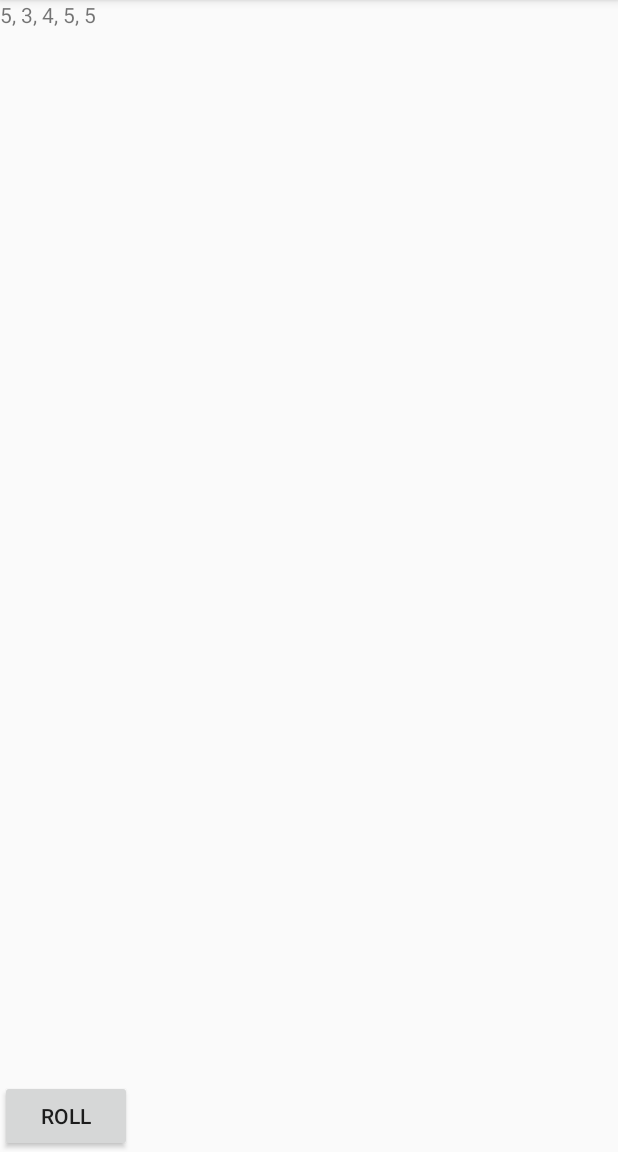
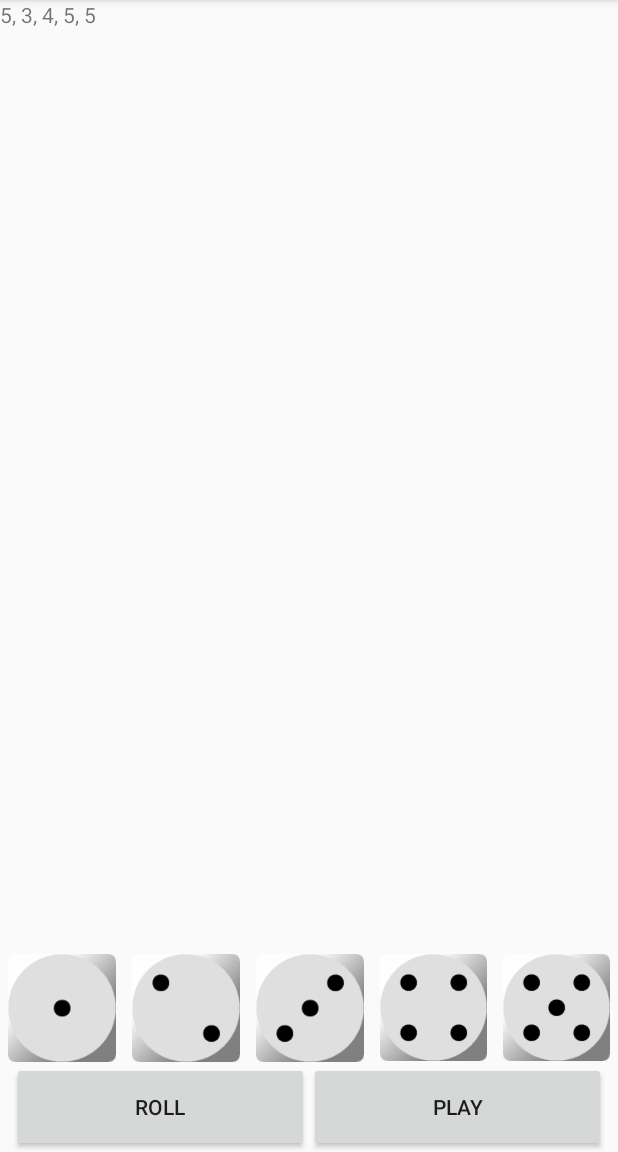
Before and after one commit to markdrago/dicepoints, an Android app: the screen it shows after launch (GameActivity), after a tap on "ROLL", on a phone screen of 412 x 824 dp, the part 84-1236 px from its top. Run offline under Robolectric (Android 15) with nearby library versions, the phone set to English and light mode, and no system bars.

Commit message:
convert to kotlin, add images of dice

```diff
--- a/app/src/main/java/com/markdrago/boatzee/GameActivity.java
+++ /dev/null
@@ -1,51 +0,0 @@
-package com.markdrago.boatzee;
-
-import android.support.annotation.NonNull;
-import android.support.v7.app.AppCompatActivity;
-import android.os.Bundle;
-import android.view.View;
-import android.widget.TextView;
-
-import java.util.ArrayList;
-import java.util.List;
-import java.util.Random;
-
-public class GameActivity extends AppCompatActivity {
-
-    private Random random;
-
-    @Override
-    protected void onCreate(Bundle savedInstanceState) {
-        random = new Random();
-
-        super.onCreate(savedInstanceState);
-        setContentView(R.layout.activity_game);
-    }
-
-    public void rollDice(View view) {
-        TextView textView = (TextView) findViewById(R.id.roll_results);
-        textView.setText(diceRollDescription());
-    }
-
-    @NonNull
-    private String diceRollDescription() {
-        StringBuffer buffer = new StringBuffer();
-        String sep = "";
-
-        List<Integer> dice = randomDiceRoll();
-        for (int i = 0; i < 5; i++) {
-            buffer.append(sep);
-            buffer.append(String.valueOf(dice.get(i)));
-            sep = ", ";
-        }
-        return buffer.toString();
-    }
-
-    private List<Integer> randomDiceRoll() {
-        List<Integer> dice = new ArrayList<>(5);
-        for (int i = 0; i < 5; i++) {
-            dice.add(random.nextInt(6) + 1);
-        }
-        return dice;
-    }
-}
--- /dev/null
+++ b/app/src/main/java/com/markdrago/boatzee/GameActivity.kt
@@ -0,0 +1,27 @@
+package com.markdrago.boatzee
+
+import android.os.Bundle
+import android.support.v7.app.AppCompatActivity
+import android.view.View
+import android.widget.TextView
+import com.markdrago.boatzee.domain.DiceState
+import java.util.Random
+
+class GameActivity : AppCompatActivity() {
+
+    private val random = Random()
+
+    override fun onCreate(savedInstanceState: Bundle?) {
+        super.onCreate(savedInstanceState)
+        setContentView(R.layout.activity_game)
+    }
+
+    fun rollDice(view: View) {
+        val textView = findViewById(R.id.roll_results) as TextView
+        textView.text = DiceState({random.nextInt(GameConstants.DICE_SIDES) + 1}).toString()
+    }
+}
+
+
+//TODO: credits
+//dice art by n4 on opengameart.org: http://opengameart.org/content/white-dices
--- /dev/null
+++ b/app/src/main/java/com/markdrago/boatzee/domain/DiceState.kt
@@ -0,0 +1,32 @@
+package com.markdrago.boatzee.domain
+
+import com.markdrago.boatzee.GameConstants
+
+class DiceState(val nextRoll: () -> Int, val diceList: IntArray, val frozenDice: BooleanArray) {
+    constructor(nextRoll: () -> Int, diceList: IntArray) :
+        this(nextRoll, diceList, BooleanArray(GameConstants.DICE_COUNT, {false}))
+
+    constructor(nextRoll: () -> Int):
+        this(nextRoll, IntArray(GameConstants.DICE_COUNT, {x -> nextRoll()}))
+
+    fun toggleFrozenDie(pos: Int): DiceState {
+        val newFrozenDice = frozenDice.mapIndexed { i, b -> if (i == pos) b else !b}
+        return DiceState(nextRoll, diceList, newFrozenDice.toBooleanArray())
+    }
+
+    fun partialRoll(): DiceState {
+        val newDice = diceList.mapIndexed { i, x ->
+            if(frozenDice[i])
+                diceList[i]
+            else
+                nextRoll()
+        }
+
+        //all frozen dice are no longer frozen after a roll
+        return DiceState(nextRoll, diceList)
+    }
+
+    override fun toString(): String {
+        return diceList.joinToString()
+    }
+}
--- a/app/src/main/res/layout/activity_game.xml
+++ b/app/src/main/res/layout/activity_game.xml
@@ -9,8 +9,7 @@
         android:id="@+id/score_card"
         android:layout_width="match_parent"
         android:layout_height="match_parent"
-        android:orientation="horizontal"
-        android:gravity="bottom">
+        android:orientation="horizontal">
 
         <TextView
             android:id="@+id/roll_results"
@@ -19,17 +18,89 @@
     </LinearLayout>
 
     <LinearLayout xmlns:android="http://schemas.android.com/apk/res/android"
-        android:id="@+id/roll_bar"
+        android:id="@+id/dice_and_buttons"
         android:layout_width="match_parent"
         android:layout_height="wrap_content"
-        android:orientation="horizontal"
+        android:orientation="vertical"
         android:layout_alignParentBottom="true">
 
+        <LinearLayout xmlns:android="http://schemas.android.com/apk/res/android"
+            android:id="@+id/dice_bar"
+            android:layout_width="match_parent"
+            android:layout_height="wrap_content"
+            android:orientation="horizontal">
+
+            <ImageView
+                android:layout_marginLeft="5dp"
+                android:layout_marginRight="5dp"
+                android:layout_height="wrap_content"
+                android:layout_width="wrap_content"
+                android:layout_weight="1"
+                android:adjustViewBounds="true"
+                android:src="@drawable/die_1" />
+
+            <ImageView
+                android:layout_marginLeft="5dp"
+                android:layout_marginRight="5dp"
+                android:layout_height="wrap_content"
+                android:layout_width="wrap_content"
+                android:layout_weight="1"
+                android:adjustViewBounds="true"
+                android:src="@drawable/die_2" />
+
+            <ImageView
+                android:layout_marginLeft="5dp"
+                android:layout_marginRight="5dp"
+                android:layout_height="wrap_content"
+                android:layout_width="wrap_content"
+                android:layout_weight="1"
+                android:adjustViewBounds="true"
+                android:src="@drawable/die_3" />
+
+            <ImageView
+                android:layout_marginLeft="5dp"
+                android:layout_marginRight="5dp"
+                android:layout_height="wrap_content"
+                android:layout_width="wrap_content"
+                android:layout_weight="1"
+                android:adjustViewBounds="true"
+                android:src="@drawable/die_4" />
+
+            <ImageView
+                android:layout_marginLeft="5dp"
+                android:layout_marginRight="5dp"
+                android:layout_height="wrap_content"
+                android:layout_width="wrap_content"
+                android:layout_weight="1"
+                android:adjustViewBounds="true"
+                android:src="@drawable/die_5" />
+
+        </LinearLayout>
+
+
+    <LinearLayout xmlns:android="http://schemas.android.com/apk/res/android"
+        android:id="@+id/button_bar"
+        android:layout_width="match_parent"
+        android:layout_height="wrap_content"
+        android:orientation="horizontal">
+
         <Button
-            android:layout_width="wrap_content"
-            android:layout_height="wrap_content"
+            android:layout_width="0dp"
+            android:layout_height="60dp"
+            android:layout_weight="1"
+            android:layout_marginLeft="8dp"
             android:text="@string/roll_button"
+            android:onClick="rollDice" />
+
+        <Button
+            android:layout_width="0dp"
+            android:layout_height="60dp"
+            android:layout_weight="1"
+            android:layout_marginRight="8dp"
+            android:text="@string/play_button"
             android:onClick="rollDice" />
     </LinearLayout>
 
+    </LinearLayout>
+
 </RelativeLayout>
--- a/app/src/main/res/values/strings.xml
+++ b/app/src/main/res/values/strings.xml
@@ -1,4 +1,5 @@
 <resources>
     <string name="app_name">Boatzee</string>
     <string name="roll_button">Roll</string>
+    <string name="play_button">Play</string>
 </resources>
--- a/build.gradle
+++ b/build.gradle
@@ -1,6 +1,7 @@
 // Top-level build file where you can add configuration options common to all sub-projects/modules.
 
 buildscript {
+    ext.kotlin_version = '1.0.4'
     repositories {
         jcenter()
         mavenCentral()
@@ -8,6 +9,7 @@ buildscript {
     dependencies {
         classpath 'com.android.tools.build:gradle:2.2.0'
         classpath 'com.neenbedankt.gradle.plugins:android-apt:1.8'
+        classpath "org.jetbrains.kotlin:kotlin-gradle-plugin:$kotlin_version"
 
         // NOTE: Do not place your application dependencies here; they belong
         // in the individual module build.gradle files
```
Also changed, not shown: app/build.gradle (+8 -1 lines), app/src/main/java/com/markdrago/boatzee/domain/DiceState.java (deleted, +0 -43 lines), app/src/main/java/com/markdrago/boatzee/service/DiceRoller.java (deleted, +0 -44 lines), app/src/main/res/drawable/dice.png (added), app/src/main/res/drawable/die_1.png (added), app/src/main/res/drawable/die_2.png (added), app/src/main/res/drawable/die_3.png (added), app/src/main/res/drawable/die_4.png (added), app/src/main/res/drawable/die_5.png (added), app/src/main/res/drawable/die_6.png (added).
